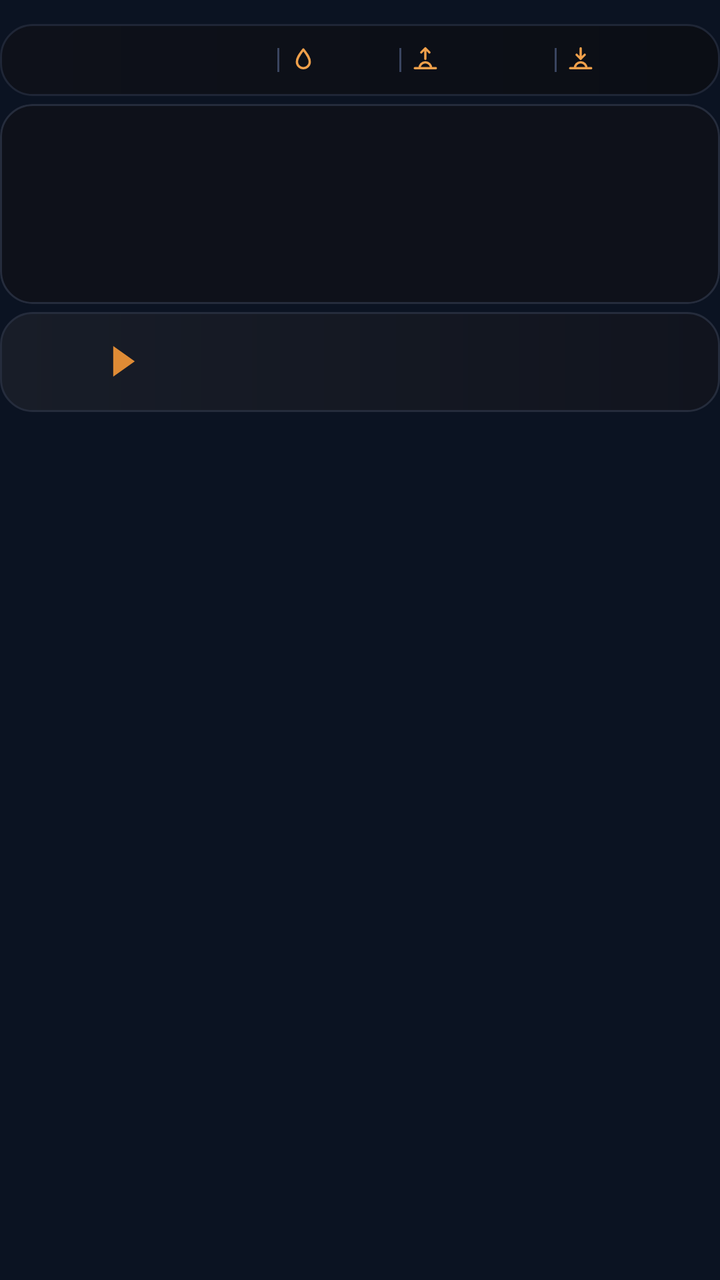
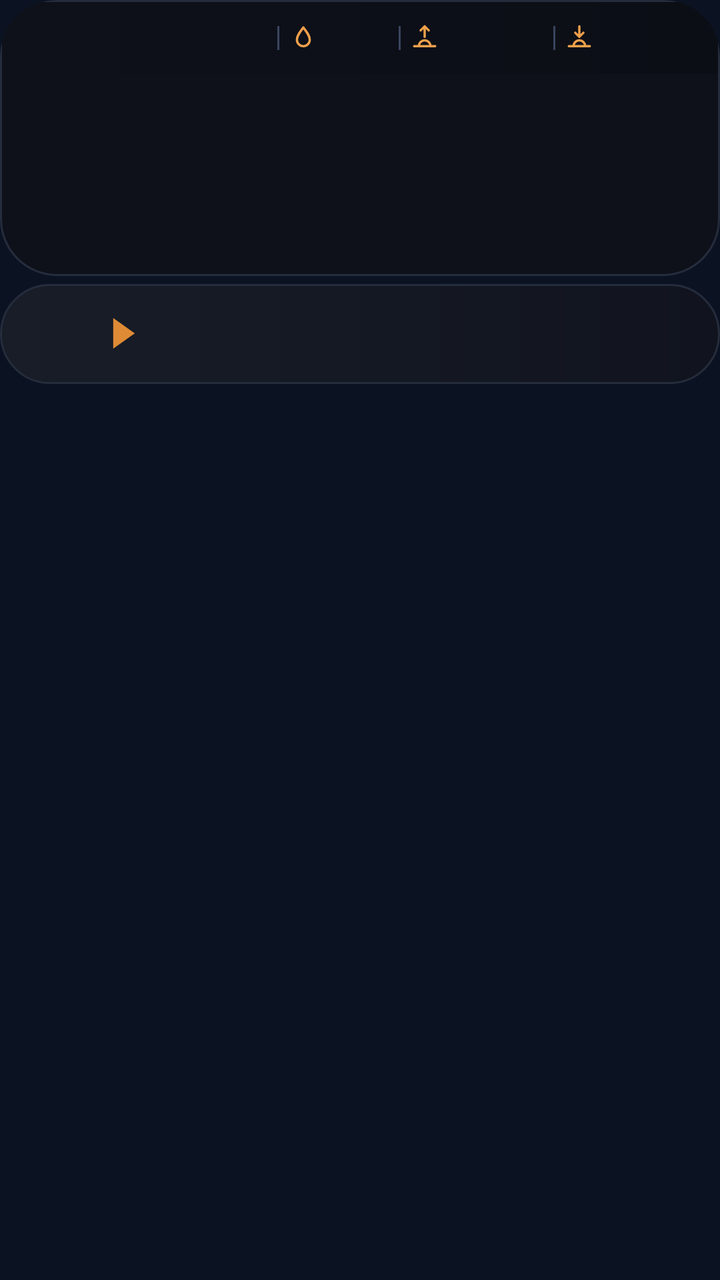

The first picture is an Android layout as it rendered before a commit; the second is the same layout after the commit. The layout source and the unified diff follow.
<!-- AndroidManifest.xml: application theme AppTheme -->
<!-- res/layout/widget_k1.xml -->
<?xml version="1.0" encoding="utf-8"?>
<FrameLayout xmlns:android="http://schemas.android.com/apk/res/android"
    android:id="@+id/root"
    android:layout_width="match_parent"
    android:layout_height="match_parent"
    android:paddingTop="12dp"
    android:paddingBottom="12dp">

    <LinearLayout
        android:layout_width="match_parent"
        android:layout_height="wrap_content"
        android:orientation="vertical">
        <LinearLayout
            android:layout_width="match_parent"
            android:layout_height="36dp"
            android:orientation="horizontal"
            android:gravity="center"
            android:background="@drawable/cur_header"
            android:paddingStart="10dp"
            android:paddingEnd="10dp">
            <ImageView
                android:id="@+id/hdr_feels"
                android:layout_width="0dp"
                android:layout_height="18dp"
                android:layout_weight="15"
                android:scaleType="fitCenter" />
            <ImageView
                android:id="@+id/sep0"
                android:layout_width="1dp"
                android:layout_height="12dp"
                android:src="@drawable/cur_sep"
                android:layout_marginStart="5dp"
                android:layout_marginEnd="5dp"
                android:scaleType="fitXY" />
            <ImageView
                android:id="@+id/ic0"
                android:layout_width="14dp"
                android:layout_height="14dp"
                android:src="@drawable/ic_drop"
                android:scaleType="fitCenter" />
            <ImageView
                android:id="@+id/hdr_hum"
                android:layout_width="0dp"
                android:layout_height="18dp"
                android:layout_weight="4"
                android:layout_marginStart="3dp"
                android:scaleType="fitStart" />
            <ImageView
                android:id="@+id/sep1"
                android:layout_width="1dp"
                android:layout_height="12dp"
                android:src="@drawable/cur_sep"
                android:layout_marginStart="5dp"
                android:layout_marginEnd="5dp"
                android:scaleType="fitXY" />
            <ImageView
                android:id="@+id/ic1"
                android:layout_width="14dp"
                android:layout_height="14dp"
                android:src="@drawable/ic_sunrise"
                android:scaleType="fitCenter" />
            <ImageView
                android:id="@+id/hdr_rise"
                android:layout_width="0dp"
                android:layout_height="18dp"
                android:layout_weight="6"
                android:layout_marginStart="3dp"
                android:scaleType="fitStart" />
            <ImageView
                android:id="@+id/sep2"
                android:layout_width="1dp"
                android:layout_height="12dp"
                android:src="@drawable/cur_sep"
                android:layout_marginStart="5dp"
                android:layout_marginEnd="5dp"
                android:scaleType="fitXY" />
            <ImageView
                android:id="@+id/ic2"
                android:layout_width="14dp"
                android:layout_height="14dp"
                android:src="@drawable/ic_sunset"
                android:scaleType="fitCenter" />
            <ImageView
                android:id="@+id/hdr_set"
                android:layout_width="0dp"
                android:layout_height="18dp"
                android:layout_weight="6"
                android:layout_marginStart="3dp"
                android:scaleType="fitStart" />
        </LinearLayout>
        <LinearLayout
            android:layout_width="match_parent"
            android:layout_height="100dp"
            android:orientation="horizontal"
            android:layout_marginTop="4dp"
            android:background="@drawable/cur_clocks"
            android:clipToOutline="true"
            android:padding="1dp">
            <FrameLayout
                android:layout_width="0dp"
                android:layout_height="match_parent"
                android:layout_weight="1">
                <ImageView
                    android:id="@+id/clk_bg_0"
                    android:layout_width="match_parent"
                    android:layout_height="match_parent"
                    android:scaleType="fitXY" />
                <LinearLayout
                    android:layout_width="match_parent"
                    android:layout_height="match_parent"
                    android:orientation="vertical"
                    android:gravity="center"
                    android:paddingStart="2dp"
                    android:paddingEnd="2dp">
                    <ImageView
                        android:id="@+id/clk_day_0"
                        android:layout_width="match_parent"
                        android:layout_height="16dp"
                        android:scaleType="fitCenter" />
                    <ImageView
                        android:id="@+id/clk_time_0"
                        android:layout_width="match_parent"
                        android:layout_height="30dp"
                        android:scaleType="fitCenter" />
                    <ImageView
                        android:id="@+id/clk_city_0"
                        android:layout_width="match_parent"
                        android:layout_height="17dp"
                        android:scaleType="fitCenter" />
                </LinearLayout>
            </FrameLayout>
            <FrameLayout
                android:layout_width="0dp"
                android:layout_height="match_parent"
                android:layout_weight="1">
                <ImageView
                    android:id="@+id/clk_bg_1"
                    android:layout_width="match_parent"
                    android:layout_height="match_parent"
                    android:scaleType="fitXY" />
                <LinearLayout
                    android:layout_width="match_parent"
                    android:layout_height="match_parent"
                    android:orientation="vertical"
                    android:gravity="center"
                    android:paddingStart="2dp"
                    android:paddingEnd="2dp">
                    <ImageView
                        android:id="@+id/clk_day_1"
                        android:layout_width="match_parent"
                        android:layout_height="16dp"
                        android:scaleType="fitCenter" />
                    <ImageView
                        android:id="@+id/clk_time_1"
                        android:layout_width="match_parent"
                        android:layout_height="30dp"
                        android:scaleType="fitCenter" />
                    <ImageView
                        android:id="@+id/clk_city_1"
                        android:layout_width="match_parent"
                        android:layout_height="17dp"
                        android:scaleType="fitCenter" />
                </LinearLayout>
            </FrameLayout>
            <FrameLayout
                android:layout_width="0dp"
                android:layout_height="match_parent"
                android:layout_weight="1">
                <ImageView
                    android:id="@+id/clk_bg_2"
                    android:layout_width="match_parent"
                    android:layout_height="match_parent"
                    android:scaleType="fitXY" />
                <LinearLayout
                    android:layout_width="match_parent"
                    android:layout_height="match_parent"
                    android:orientation="vertical"
                    android:gravity="center"
                    android:paddingStart="2dp"
                    android:paddingEnd="2dp">
                    <ImageView
                        android:id="@+id/clk_day_2"
                        android:layout_width="match_parent"
                        android:layout_height="16dp"
                        android:scaleType="fitCenter" />
                    <ImageView
                        android:id="@+id/clk_time_2"
                        android:layout_width="match_parent"
                        android:layout_height="30dp"
                        android:scaleType="fitCenter" />
                    <ImageView
                        android:id="@+id/clk_city_2"
                        android:layout_width="match_parent"
                        android:layout_height="17dp"
                        android:scaleType="fitCenter" />
                </LinearLayout>
            </FrameLayout>
            <FrameLayout
                android:layout_width="0dp"
                android:layout_height="match_parent"
                android:layout_weight="1">
                <ImageView
                    android:id="@+id/clk_bg_3"
                    android:layout_width="match_parent"
                    android:layout_height="match_parent"
                    android:scaleType="fitXY" />
                <LinearLayout
                    android:layout_width="match_parent"
                    android:layout_height="match_parent"
                    android:orientation="vertical"
                    android:gravity="center"
                    android:paddingStart="2dp"
                    android:paddingEnd="2dp">
                    <ImageView
                        android:id="@+id/clk_day_3"
                        android:layout_width="match_parent"
                        android:layout_height="16dp"
                        android:scaleType="fitCenter" />
                    <ImageView
                        android:id="@+id/clk_time_3"
                        android:layout_width="match_parent"
                        android:layout_height="30dp"
                        android:scaleType="fitCenter" />
                    <ImageView
                        android:id="@+id/clk_city_3"
                        android:layout_width="match_parent"
                        android:layout_height="17dp"
                        android:scaleType="fitCenter" />
                </LinearLayout>
            </FrameLayout>
        </LinearLayout>
        <LinearLayout
            android:layout_width="match_parent"
            android:layout_height="50dp"
            android:orientation="horizontal"
            android:gravity="center_vertical"
            android:layout_marginTop="4dp"
            android:background="@drawable/cur_row_light"
            android:paddingStart="10dp"
            android:paddingEnd="10dp">
            <LinearLayout
                android:layout_width="wrap_content"
                android:layout_height="wrap_content"
                android:orientation="horizontal"
                android:gravity="center_vertical">
                <ImageView
                    android:id="@+id/fl_a_0"
                    android:layout_width="32dp"
                    android:layout_height="27dp"
                    android:scaleType="fitCenter" />
                <ImageView
                    android:id="@+id/code_a_0"
                    android:layout_width="wrap_content"
                    android:layout_height="22dp"
                    android:adjustViewBounds="true"
                    android:layout_marginStart="6dp"
                    android:scaleType="fitStart" />
                <ImageView
                    android:id="@+id/arrow_0"
                    android:layout_width="12dp"
                    android:layout_height="16dp"
                    android:src="@drawable/cur_arrow"
                    android:layout_marginStart="8dp"
                    android:layout_marginEnd="10dp"
                    android:scaleType="fitCenter" />
                <ImageView
                    android:id="@+id/fl_b_0"
                    android:layout_width="32dp"
                    android:layout_height="27dp"
                    android:scaleType="fitCenter" />
                <ImageView
                    android:id="@+id/code_b_0"
                    android:layout_width="wrap_content"
                    android:layout_height="22dp"
                    android:adjustViewBounds="true"
                    android:layout_marginStart="6dp"
                    android:scaleType="fitStart" />
            </LinearLayout>
            <FrameLayout
                android:layout_width="0dp"
                android:layout_height="1dp"
                android:layout_weight="1" />
            <LinearLayout
                android:layout_width="108dp"
                android:layout_height="wrap_content"
                android:orientation="vertical"
                android:layout_marginStart="6dp">
                <LinearLayout
                    android:layout_width="match_parent"
                    android:layout_height="wrap_content"
                    android:orientation="horizontal"
                    android:gravity="center_vertical">
                    <ImageView
                        android:id="@+id/mkt_lbl_0"
                        android:layout_width="40dp"
                        android:layout_height="14dp"
                        android:scaleType="fitStart" />
                    <ImageView
                        android:id="@+id/mkt_val_0"
                        android:layout_width="0dp"
                        android:layout_height="20dp"
                        android:layout_weight="1"
                        android:scaleType="fitEnd" />
                </LinearLayout>
                <LinearLayout
                    android:layout_width="match_parent"
                    android:layout_height="wrap_content"
                    android:orientation="horizontal"
                    android:gravity="center_vertical"
                    android:layout_marginTop="2dp">
                    <ImageView
                        android:id="@+id/visa_logo_0"
                        android:layout_width="40dp"
                        android:layout_height="20dp"
                        android:scaleType="fitStart" />
                    <ImageView
                        android:id="@+id/visa_val_0"
                        android:layout_width="0dp"
                        android:layout_height="17dp"
                        android:layout_weight="1"
                        android:scaleType="fitEnd" />
                </LinearLayout>
            </LinearLayout>
        </LinearLayout>
    </LinearLayout>
</FrameLayout>
<!-- resources referenced by this layout -->
<resources>
  <!-- drawable cur_arrow (drawable) -->
  <?xml version="1.0" encoding="utf-8"?>
  <vector xmlns:android="http://schemas.android.com/apk/res/android" android:width="20dp" android:height="26dp" android:viewportWidth="20" android:viewportHeight="26">
      <path android:fillColor="#FFDF8B35" android:pathData="M1,0L1,26L19,13Z" />
  </vector>
  <!-- drawable cur_clocks (drawable) -->
  <?xml version="1.0" encoding="utf-8"?>
  <shape xmlns:android="http://schemas.android.com/apk/res/android" android:shape="rectangle">
      <gradient android:angle="0" android:startColor="#FF0E111A" android:endColor="#FF0E111A" />
      <stroke android:width="1dp" android:color="#FF252C3C" />
      <corners android:radius="@dimen/widget_radius" />
  </shape>
  <!-- drawable cur_header (drawable) -->
  <?xml version="1.0" encoding="utf-8"?>
  <shape xmlns:android="http://schemas.android.com/apk/res/android" android:shape="rectangle">
      <gradient android:angle="0" android:startColor="#FF0E111A" android:endColor="#FF0B0E15" />
      <stroke android:width="1dp" android:color="#FF1F2636" />
      <corners android:radius="@dimen/widget_radius" />
  </shape>
  <!-- drawable cur_row_light (drawable) -->
  <?xml version="1.0" encoding="utf-8"?>
  <shape xmlns:android="http://schemas.android.com/apk/res/android" android:shape="rectangle">
      <gradient android:angle="0" android:startColor="#FF181D28" android:endColor="#FF11141E" />
      <stroke android:width="1dp" android:color="#FF252C3C" />
      <corners android:radius="@dimen/widget_radius" />
  </shape>
  <!-- drawable cur_sep (drawable) -->
  <?xml version="1.0" encoding="utf-8"?>
  <shape xmlns:android="http://schemas.android.com/apk/res/android" android:shape="rectangle"><solid android:color="#FF3A4560" /></shape>
  <!-- drawable ic_drop (drawable) -->
  <?xml version="1.0" encoding="utf-8"?>
  <vector xmlns:android="http://schemas.android.com/apk/res/android" android:width="24dp" android:height="24dp" android:viewportWidth="24" android:viewportHeight="24">
      <path android:strokeColor="#FFF0A04B" android:strokeWidth="2" android:strokeLineJoin="round" android:fillColor="#00000000"
          android:pathData="M12,3C15,7 17.5,10 17.5,13.5A5.5,5.5 0,0 1,6.5 13.5C6.5,10 9,7 12,3Z" />
  </vector>
  <!-- drawable ic_sunrise (drawable) -->
  <?xml version="1.0" encoding="utf-8"?>
  <vector xmlns:android="http://schemas.android.com/apk/res/android" android:width="24dp" android:height="24dp" android:viewportWidth="24" android:viewportHeight="24">
      <path android:strokeColor="#FFF0A04B" android:strokeWidth="2" android:strokeLineCap="round" android:strokeLineJoin="round" android:fillColor="#00000000"
          android:pathData="M3,19L21,19M7,19A5,5 0,0 1,17 19M12,2L12,11M8.5,5.5L12,2L15.5,5.5" />
  </vector>
  <!-- drawable ic_sunset (drawable) -->
  <?xml version="1.0" encoding="utf-8"?>
  <vector xmlns:android="http://schemas.android.com/apk/res/android" android:width="24dp" android:height="24dp" android:viewportWidth="24" android:viewportHeight="24">
      <path android:strokeColor="#FFF0A04B" android:strokeWidth="2" android:strokeLineCap="round" android:strokeLineJoin="round" android:fillColor="#00000000"
          android:pathData="M3,19L21,19M7,19A5,5 0,0 1,17 19M12,2L12,11M8.5,7.5L12,11L15.5,7.5" />
  </vector>
  <style name="AppTheme" parent="@android:style/Theme.DeviceDefault.NoActionBar">
          <item name="android:colorAccent">#DF8B35</item>
          <item name="android:colorControlActivated">#DF8B35</item>
          <item name="android:windowBackground">#0B1322</item>
          <item name="android:statusBarColor">#0E111A</item>
          <item name="android:navigationBarColor">#0B1322</item>
          <item name="android:textColorHint">#718096</item>
      </style>
  <dimen name="widget_radius">16dp</dimen>
</resources>

<!-- the commit's change to res/layout/widget_k1.xml (unified diff, before → after) -->
@@ -3,8 +3,7 @@
     android:id="@+id/root"
     android:layout_width="match_parent"
     android:layout_height="match_parent"
-    android:paddingTop="12dp"
-    android:paddingBottom="12dp">
+    android:padding="0dp">
 
     <LinearLayout
         android:layout_width="match_parent"
@@ -12,10 +11,17 @@
         android:orientation="vertical">
         <LinearLayout
             android:layout_width="match_parent"
+            android:layout_height="wrap_content"
+            android:background="@drawable/cur_clocks"
+            android:clipToOutline="true"
+            android:orientation="vertical"
+            android:padding="1dp">
+        <LinearLayout
+            android:layout_width="match_parent"
             android:layout_height="36dp"
             android:orientation="horizontal"
             android:gravity="center"
-            android:background="@drawable/cur_header"
+            android:background="@drawable/cur_header_flat"
             android:paddingStart="10dp"
             android:paddingEnd="10dp">
             <ImageView
@@ -92,10 +98,7 @@
             android:layout_width="match_parent"
             android:layout_height="100dp"
             android:orientation="horizontal"
-            android:layout_marginTop="4dp"
-            android:background="@drawable/cur_clocks"
-            android:clipToOutline="true"
-            android:padding="1dp">
+            android:padding="0dp">
             <FrameLayout
                 android:layout_width="0dp"
                 android:layout_height="match_parent"
@@ -228,6 +231,7 @@
                         android:scaleType="fitCenter" />
                 </LinearLayout>
             </FrameLayout>
+        </LinearLayout>
         </LinearLayout>
         <LinearLayout
             android:layout_width="match_parent"
<!-- resource entries referenced after the edit -->
@@ -12,12 +12,10 @@
       <stroke android:width="1dp" android:color="#FF252C3C" />
       <corners android:radius="@dimen/widget_radius" />
   </shape>
-  <!-- drawable cur_header (drawable) -->
+  <!-- drawable cur_header_flat (drawable) -->
   <?xml version="1.0" encoding="utf-8"?>
   <shape xmlns:android="http://schemas.android.com/apk/res/android" android:shape="rectangle">
       <gradient android:angle="0" android:startColor="#FF0E111A" android:endColor="#FF0B0E15" />
-      <stroke android:width="1dp" android:color="#FF1F2636" />
-      <corners android:radius="@dimen/widget_radius" />
   </shape>
   <!-- drawable cur_row_light (drawable) -->
   <?xml version="1.0" encoding="utf-8"?>
@@ -55,6 +53,6 @@
           <item name="android:navigationBarColor">#0B1322</item>
           <item name="android:textColorHint">#718096</item>
       </style>
-  <dimen name="widget_radius">16dp</dimen>
+  <dimen name="widget_radius">24dp</dimen>
 </resources>
 
